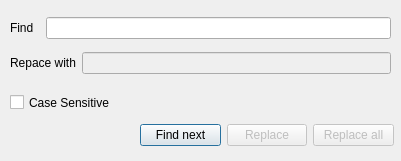
CsoundQt/CsoundQt, file src/findreplace.ui: the form before one commit.
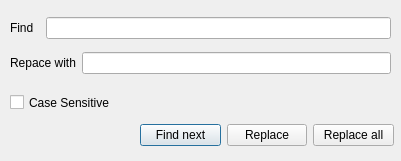
The form after the commit.

Commit message: Implemented replace function. Added storing of original line of text to widgets (for unimplemented widgets and later saving)

The edit to the form file:
```diff
--- a/src/findreplace.ui
+++ b/src/findreplace.ui
@@ -56,11 +56,7 @@
      </widget>
     </item>
     <item row="1" column="2" >
-     <widget class="QLineEdit" name="replaceLineEdit" >
-      <property name="enabled" >
-       <bool>false</bool>
-      </property>
-     </widget>
+     <widget class="QLineEdit" name="replaceLineEdit" />
     </item>
    </layout>
   </widget>
@@ -83,9 +79,6 @@
     </item>
     <item>
      <widget class="QPushButton" name="replacePushButton" >
-      <property name="enabled" >
-       <bool>false</bool>
-      </property>
       <property name="text" >
        <string>Replace</string>
       </property>
@@ -93,9 +86,6 @@
     </item>
     <item>
      <widget class="QPushButton" name="replaceAllPushButton" >
-      <property name="enabled" >
-       <bool>false</bool>
-      </property>
       <property name="text" >
        <string>Replace all</string>
       </property>
```
The commit also changes 4 other files.
